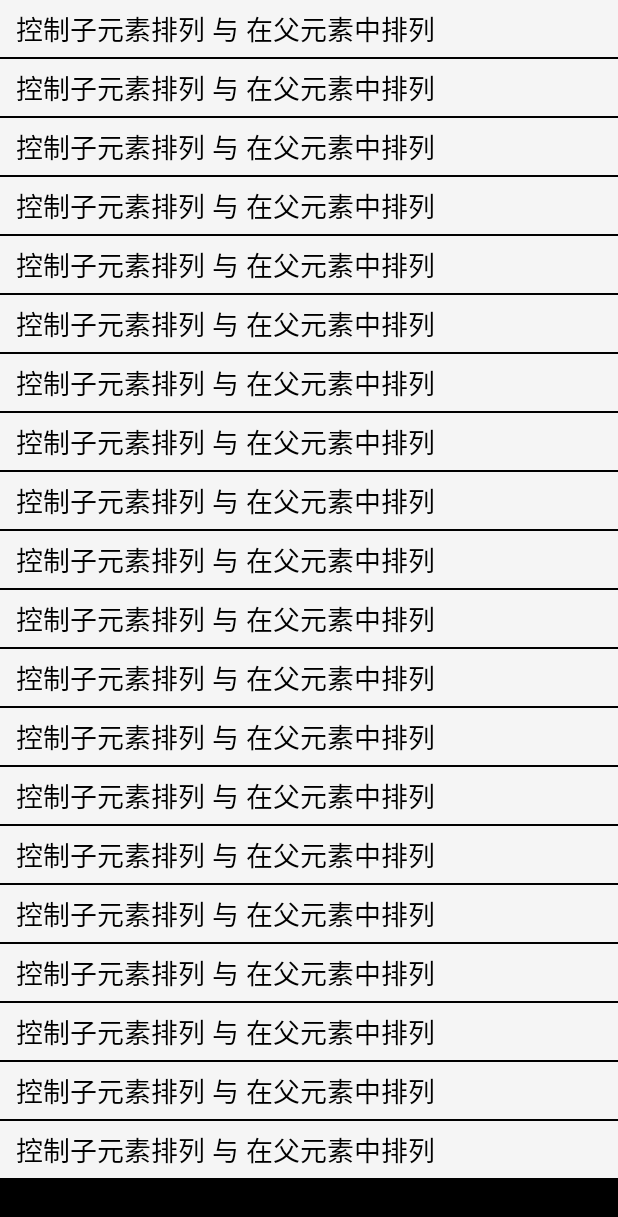
After one commit to rantianhua/OReader.Android, an Android app: the fragment MainListViewFragment shown on its own in the app's theme, on a phone screen of 412 x 824 dp. The commit adds this screen. Shown: the top 1217 px of the screen. Run offline under Robolectric (Android 15) with nearby library versions, the phone set to English and light mode, and no system bars.

Commit message:
内容列表
内容列表构造

```diff
--- a/app/src/main/AndroidManifest.xml
+++ b/app/src/main/AndroidManifest.xml
@@ -8,7 +8,7 @@
         android:screenOrientation="portrait"
         android:theme="@style/AppTheme">
 
-        <activity android:name=".activity.WelcomeActivity_">
+        <activity android:name=".activity.WelcomeActivity_" android:screenOrientation="portrait">
             <intent-filter>
                 <action android:name="android.intent.action.MAIN" />
 
--- /dev/null
+++ b/app/src/main/java/cn/bandu/oreader/adapter/ListAdapter.java
@@ -0,0 +1,85 @@
+package cn.bandu.oreader.adapter;
+
+import android.content.Context;
+import android.view.Gravity;
+import android.view.LayoutInflater;
+import android.view.View;
+import android.view.ViewGroup;
+import android.widget.BaseAdapter;
+import android.widget.Gallery;
+import android.widget.ImageView;
+import android.widget.LinearLayout;
+import android.widget.TextView;
+
+import java.util.ArrayList;
+import java.util.Random;
+import java.util.zip.Inflater;
+
+import cn.bandu.oreader.R;
+
+/**
+ * Created by yangmingfu on 14-11-11.
+ */
+
+public class ListAdapter extends BaseAdapter {
+
+    private Context myContext;
+
+    private LayoutInflater mInflater = null;
+
+    public ListAdapter(Context context) {
+        this.myContext = context;
+        mInflater = (LayoutInflater) myContext
+                .getSystemService(Context.LAYOUT_INFLATER_SERVICE);
+    }
+
+    @Override
+    public int getCount() {
+        return 20;
+    }
+
+    @Override
+    public Object getItem(int i) {
+        return null;
+    }
+
+    @Override
+    public long getItemId(int i) {
+        return 0;
+    }
+
+    @Override
+    public View getView(int i, View view, ViewGroup viewGroup) {
+        View v = null;
+        Random random = new Random();
+        switch (random.nextInt(20) % 4) {
+            case 0 : v = initTextView(i);break;
+            case 1 : v = initImgTextView(i);break;
+            case 2 : v = initImgsTextView(i);break;
+            case 3 : v = initImgView(i);break;
+        }
+        return v;
+    }
+
+    private View initTextView(int i) {
+        View convertView = mInflater.inflate(R.layout.item_text, null);
+        return convertView;
+    }
+
+    private View initImgTextView(int i) {
+        View convertView = mInflater.inflate(R.layout.item_img_text, null);
+        return convertView;
+    }
+
+    private View initImgsTextView(int i) {
+        View convertView = mInflater.inflate(R.layout.item_imgs_text, null);
+        return convertView;
+    }
+
+    private View initImgView(int i) {
+        View convertView = mInflater.inflate(R.layout.item_img, null);
+//        ImageView imageView = (ImageView) convertView.findViewById(R.id.img);
+//        imageView.setImageResource();
+        return convertView;
+    }
+}
--- /dev/null
+++ b/app/src/main/java/cn/bandu/oreader/fragments/MainListViewFragment.java
@@ -0,0 +1,47 @@
+package cn.bandu.oreader.fragments;
+
+import android.os.Bundle;
+import android.support.v4.app.ListFragment;
+import android.view.LayoutInflater;
+import android.view.View;
+import android.view.ViewGroup;
+import android.widget.ListView;
+
+import cn.bandu.oreader.R;
+import cn.bandu.oreader.activity.MainActivity_;
+import cn.bandu.oreader.adapter.ListAdapter;
+
+/**
+ * Created by yangmingfu on 14-11-11.
+ */
+
+public class MainListViewFragment extends ListFragment{
+
+    @Override
+    public View onCreateView(LayoutInflater inflater, ViewGroup container, Bundle savedInstanceState) {
+        View view = inflater.inflate(R.layout.layout_list, container, false);
+        return view;
+    }
+
+    @Override
+    public void onActivityCreated(Bundle savedInstanceState) {
+        super.onActivityCreated(savedInstanceState);
+        this.initAdapter();
+    }
+
+    @Override
+    public void onListItemClick(ListView l, View v, int position, long id) {
+        MainActivity_ a = (MainActivity_) this.getActivity();
+        a.showItemView();
+    }
+
+    public void setContent(String mContent) {
+        Bundle args = new Bundle();
+        args.putString("mContent", mContent);
+        this.setArguments(args);
+    }
+
+    public void initAdapter() {
+        setListAdapter(new ListAdapter(getActivity()));
+    }
+}
--- a/app/src/main/res/layout/fragment_item_view.xml
+++ b/app/src/main/res/layout/fragment_item_view.xml
@@ -3,7 +3,7 @@
     android:layout_width="fill_parent"
     android:layout_height="fill_parent"
     android:orientation="vertical"
-    android:background="#ffff0e23"
+    android:background="@color/red"
     android:id="@+id/root">
 
     <!-- TODO: Update blank fragment layout -->
--- /dev/null
+++ b/app/src/main/res/layout/item_text.xml
@@ -0,0 +1,18 @@
+<?xml version="1.0" encoding="utf-8"?>
+<LinearLayout
+    xmlns:android="http://schemas.android.com/apk/res/android"
+    android:layout_width="fill_parent"
+    android:layout_height="fill_parent"
+    android:background="@color/bg_color"
+    android:orientation="horizontal"
+    android:padding="@dimen/linearlayout_padding">
+        <TextView
+            android:id="@+id/title"
+            android:text="@string/test"
+            android:layout_width="wrap_content"
+            android:layout_height="wrap_content"
+            android:layout_marginLeft="@dimen/linearlayout_padding"
+            android:layout_marginRight="@dimen/linearlayout_padding"
+            android:textColor="@color/black"
+            android:textSize="@dimen/title_size" />
+</LinearLayout>
--- /dev/null
+++ b/app/src/main/res/layout/layout_list.xml
@@ -0,0 +1,13 @@
+<?xml version="1.0" encoding="utf-8"?>
+<RelativeLayout xmlns:android="http://schemas.android.com/apk/res/android"
+    android:layout_width="match_parent"
+    android:layout_height="match_parent"
+    android:orientation="vertical"
+    android:background="@color/black">
+<ListView
+    android:id="@+id/android:list"
+    android:layout_width="fill_parent"
+    android:layout_height="wrap_content"
+    android:scrollbars="none"
+    android:scrollingCache="true"/>
+</RelativeLayout>
--- a/app/src/main/res/layout/layout_welcome.xml
+++ b/app/src/main/res/layout/layout_welcome.xml
@@ -2,7 +2,7 @@
     android:id="@+id/root"
     android:layout_width="match_parent"
     android:layout_height="match_parent"
-    android:background="#ffb1ff52"
+    android:background="@color/green"
     android:orientation="horizontal">
 
 </FrameLayout>
--- /dev/null
+++ b/app/src/main/res/values/dimens.xml
@@ -0,0 +1,7 @@
+<?xml version="1.0" encoding="utf-8"?>
+<resources>
+    <dimen name="title_size">18sp</dimen>
+    <dimen name="img_width">80dp</dimen>
+    <dimen name="img_height">51dp</dimen>
+    <dimen name="linearlayout_padding">5dp</dimen>
+</resources>
--- a/app/src/main/res/values/strings.xml
+++ b/app/src/main/res/values/strings.xml
@@ -1,3 +1,4 @@
 <resources>
     <string name="app_name">OReader</string>
+    <string name="test">控制子元素排列 与 在父元素中排列</string>
 </resources>
```
Also changed, not shown: app/src/main/java/cn/bandu/oreader/adapter/MainViewPagerAdapter.java (+5 -4 lines), app/src/main/res/layout/item_img.xml (added, +29 -0 lines), app/src/main/res/layout/item_img_text.xml (added, +30 -0 lines), app/src/main/res/layout/item_imgs_text.xml (added, +49 -0 lines), app/src/main/res/values/colors.xml (added, +12 -0 lines), app/src/main/res/drawable-hdpi/example.png (added).
